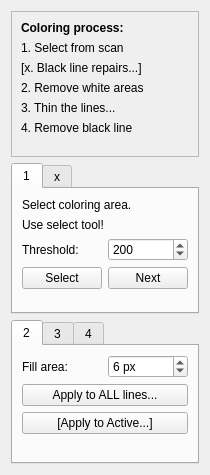
Before: the Qt Designer form app/ui/bitmapcoloringwidget.ui in pencil2d/pencil, drawn with Qt 5.
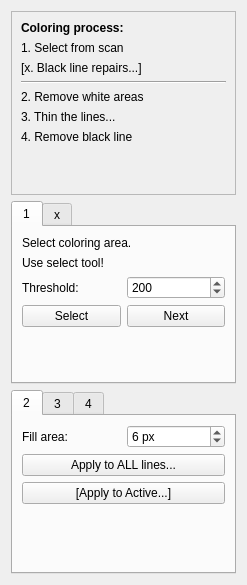
After: the same form once the commit is applied.

Commit message: Refining dialog appearence

Patch:
```diff
--- a/app/ui/bitmapcoloringwidget.ui
+++ b/app/ui/bitmapcoloringwidget.ui
@@ -6,8 +6,8 @@
    <rect>
     <x>0</x>
     <y>0</y>
-    <width>205</width>
-    <height>475</height>
+    <width>247</width>
+    <height>585</height>
    </rect>
   </property>
   <property name="windowTitle">
@@ -51,7 +51,14 @@
        </widget>
       </item>
       <item>
-       <widget class="QLabel" name="label">
+       <widget class="Line" name="line">
+        <property name="orientation">
+         <enum>Qt::Horizontal</enum>
+        </property>
+       </widget>
+      </item>
+      <item>
+       <widget class="QLabel" name="labcp_2">
         <property name="text">
          <string>2. Remove white areas</string>
         </property>
```
Left out of the diff: 10 changed lines with no effect on the pictures. The commit also changes 1 other file.
